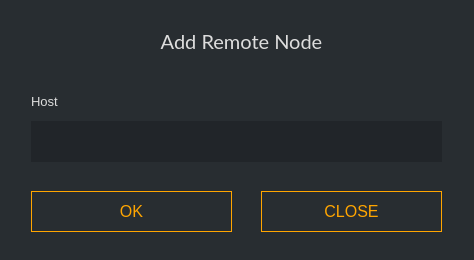
Above: src/gui/ui/newnodedialog.ui from ConcealNetwork/conceal-desktop before the change. Below: the same form after it.
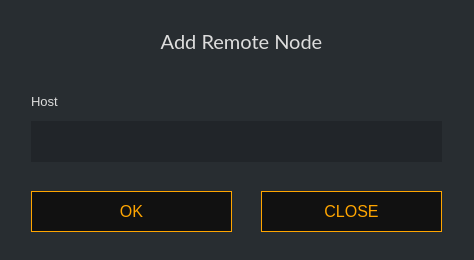
That is the form after the change.

Commit message: fix incorrect color codes

What changed in the file:
```diff
--- a/src/gui/ui/newnodedialog.ui
+++ b/src/gui/ui/newnodedialog.ui
@@ -69,7 +69,7 @@
        </rect>
       </property>
       <property name="styleSheet">
-       <string notr="true">color: orange; background-color: #1; border: 1px solid orange; font-size: 16px;</string>
+       <string notr="true">color: orange; background-color: #111111; border: 1px solid orange; font-size: 16px;</string>
       </property>
       <property name="text">
        <string>OK</string>
@@ -85,7 +85,7 @@
        </rect>
       </property>
       <property name="styleSheet">
-       <string notr="true">color: orange; background-color: #1; border: 1px solid orange; font-size: 16px;</string>
+       <string notr="true">color: orange; background-color: #111111; border: 1px solid orange; font-size: 16px;</string>
       </property>
       <property name="text">
        <string>CLOSE</string>
```
The commit also changes 26 other files.
